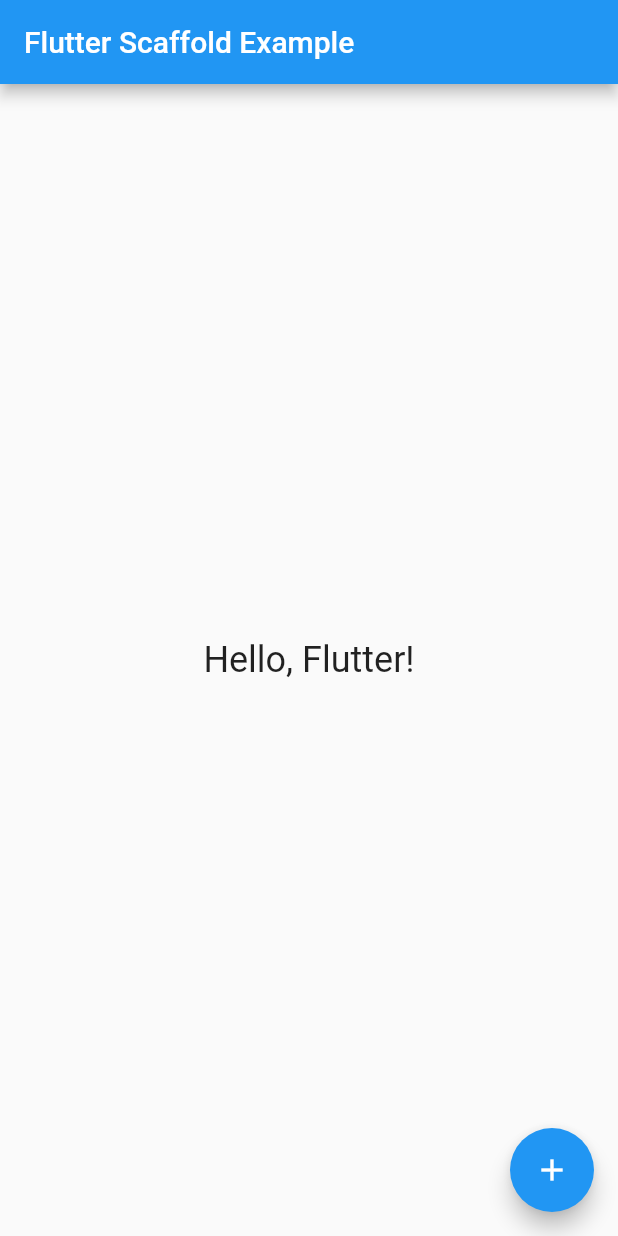
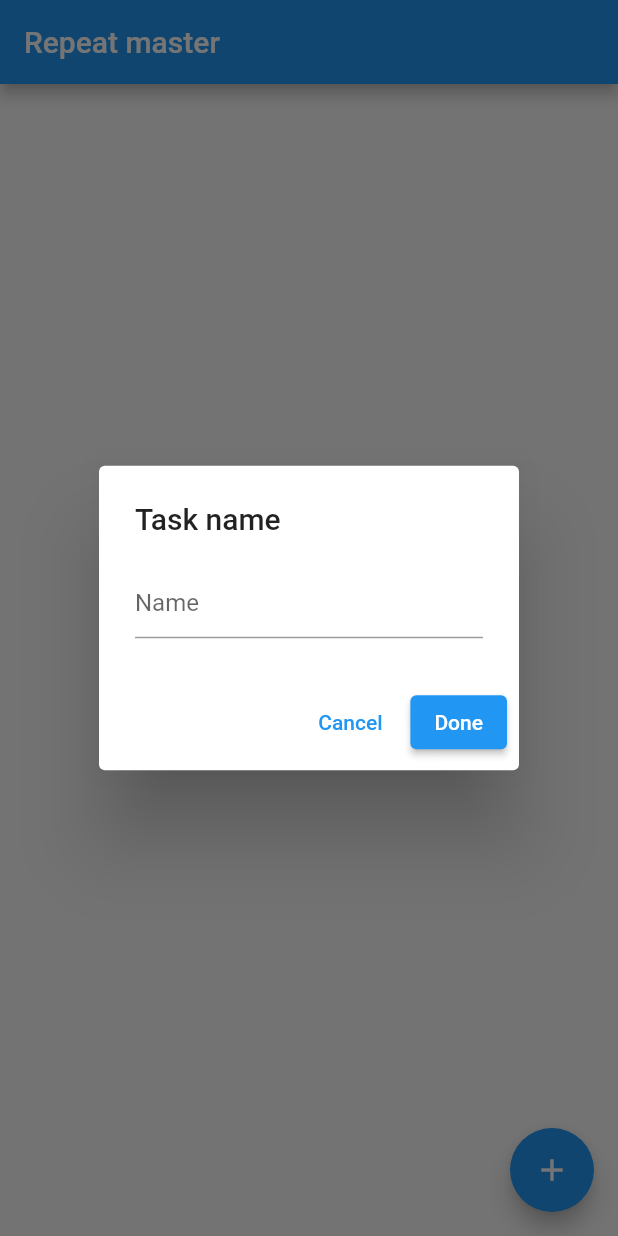
Before and after one commit to SharkFishDeveloper/Repeat-Master, a Flutter app: the screen it shows after launch, after a tap on the "add" icon, on a phone screen of 412 x 824 dp. Run offline on Flutter 3.47's test engine with Material 2 defaults, Android fonts, the phone set to English and light mode, and no system bars; our stand-ins replace bloc.

Commit message:
dialog box of task

```diff
--- a/lib/features/home/view/screens/home_screen.dart
+++ b/lib/features/home/view/screens/home_screen.dart
@@ -1,22 +1,33 @@
 import 'package:flutter/material.dart';
+
+import '../widgets/task_input_dialog.dart';
 
 class HomeScreen extends StatelessWidget {
   @override
   Widget build(BuildContext context) {
     return Scaffold(
       appBar: AppBar(
-        title: const Text('Flutter Scaffold Example'),
+        title: const Text('Repeat master'),
       ),
       body: const Center(
         child: Text(
-          'Hello, Flutter!',
+          'Repeat master',
           style: TextStyle(fontSize: 24.0),
         ),
       ),
       floatingActionButton: FloatingActionButton(
         onPressed: () {
-          // Add your desired action here
-        },
+              showDialog(
+                context: context,
+                builder: (BuildContext context) {
+                  return TaskInputDialog();
+                },
+              ).then((result) {
+                if (result != null) {
+                  print('Entered name: $result');
+                }
+              });
+            },
         child: const Icon(Icons.add),
       ),
     );
--- /dev/null
+++ b/lib/features/home/view/widgets/task_input_dialog.dart
@@ -0,0 +1,36 @@
+import 'package:flutter/material.dart';
+
+class TaskInputDialog extends StatefulWidget {
+  @override
+  _TaskInputDialogState createState() => _TaskInputDialogState();
+}
+
+class _TaskInputDialogState extends State<TaskInputDialog> {
+  final TextEditingController _nameController = TextEditingController();
+
+  @override
+  Widget build(BuildContext context) {
+    return AlertDialog(
+      title: const Text('Task name'),
+      content: TextField(
+        controller: _nameController,
+        decoration: const InputDecoration(hintText: 'Name'),
+      ),
+      actions: [
+        TextButton(
+          onPressed: () {
+            Navigator.of(context).pop(); // Dismiss the dialog
+          },
+          child: const Text('Cancel'),
+        ),
+        ElevatedButton(
+          onPressed: () {
+            String name = _nameController.text;
+            Navigator.of(context).pop(name); // Pass the entered name as the result
+          },
+          child: const Text('Done'),
+        ),
+      ],
+    );
+  }
+}
--- a/lib/main.dart
+++ b/lib/main.dart
@@ -12,7 +12,7 @@
   @override
   Widget build(BuildContext context) {
     return MaterialApp(
-      title: 'Flutter Demo',
+      title: 'Repeat master',
       home: HomeScreen(),
     );
   }
```
